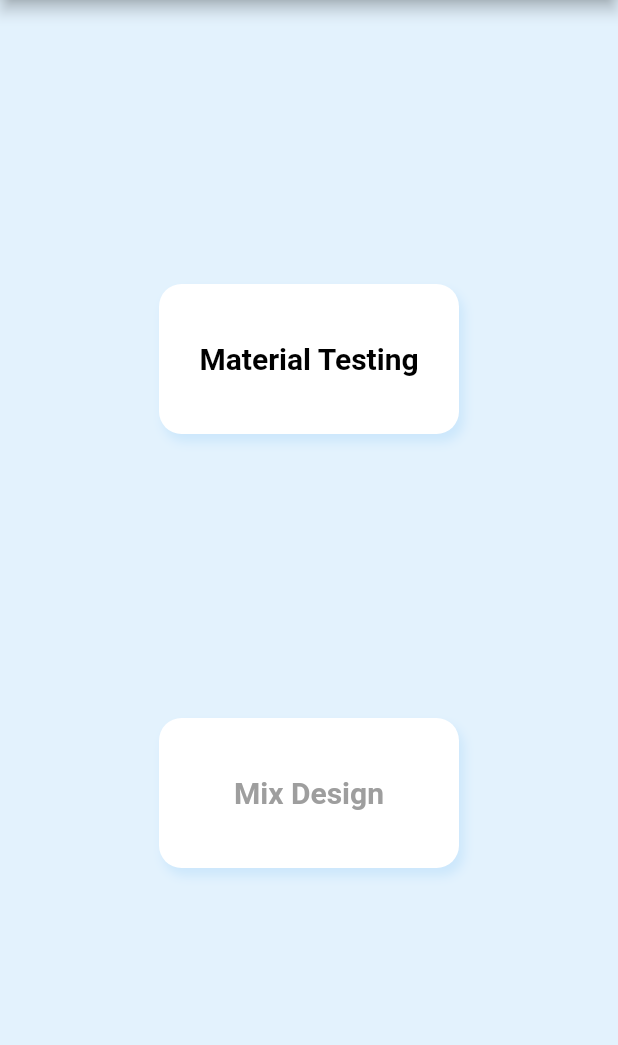
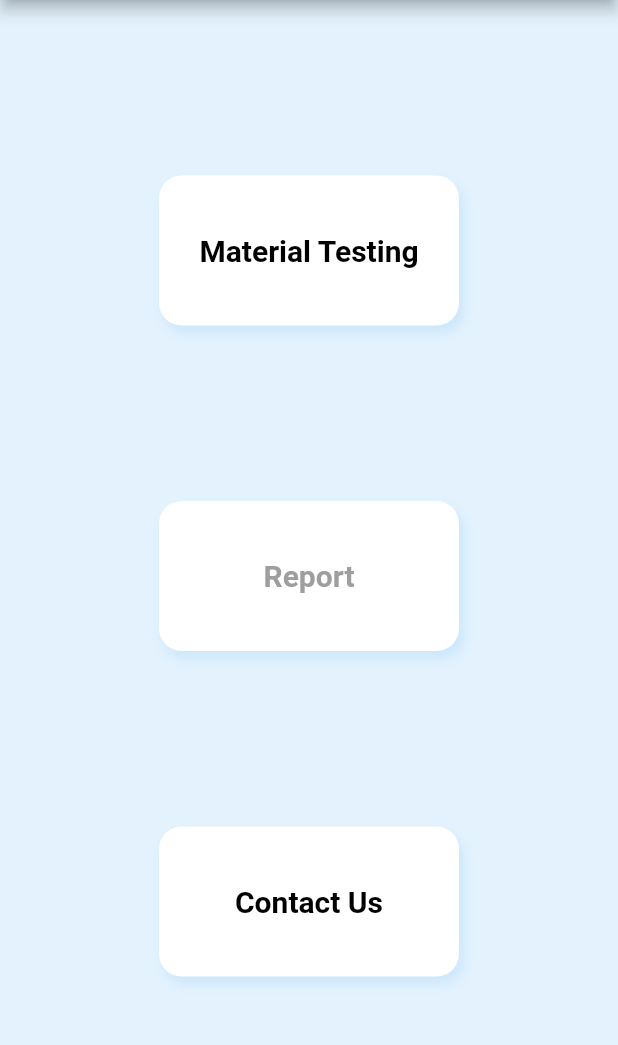
Before and after one commit to anuragraina/Final-Year, a Flutter app: the screen it shows after launch, on a phone screen of 412 x 824 dp, the part 84-1129 px from its top. Run offline on Flutter 3.47's test engine with Material 2 defaults, Android fonts, the phone set to English and light mode, and no system bars.

Commit message:
Add Contact Us screen

```diff
--- a/lib/main.dart
+++ b/lib/main.dart
@@ -1,6 +1,7 @@
 import 'package:flutter/material.dart';
 
 import 'screens/home_page/index.dart';
+import './screens/contact_us/contact_us.dart';
 import './screens/material _testing/material_testing.dart';
 import './screens/fine_aggregate/fine_aggregate.dart';
 import './screens/coarse_aggregate/coarse_aggregate.dart';
@@ -40,6 +41,7 @@ class MyApp extends StatelessWidget {
         home: MyHomePage(title: 'Final Year Project'),
         routes: {
           '/material-testing': (ctx) => MaterialTesting(),
+          '/contact-us': (ctx) => ContactUs(),
           '/fine-aggregate': (ctx) => FineAggregate(),
           '/coarse-aggregate': (ctx) => CoarseAggregate(),
           '/fine-aggregate/moisture-content': (ctx) => MoistureContent(),
--- a/lib/screens/home_page/index.dart
+++ b/lib/screens/home_page/index.dart
@@ -17,7 +17,8 @@ class MyHomePage extends StatelessWidget {
           mainAxisAlignment: MainAxisAlignment.spaceEvenly,
           children: [
             TestCategory(name: 'Material Testing', route: '/material-testing'),
-            TestCategory(name: 'Mix Design'),
+            TestCategory(name: 'Report'),
+            TestCategory(name: 'Contact Us', route: '/contact-us'),
           ],
         ),
       ),
```
Also changed, not shown: lib/screens/contact_us/contact_us.dart (added, +34 -0 lines).
